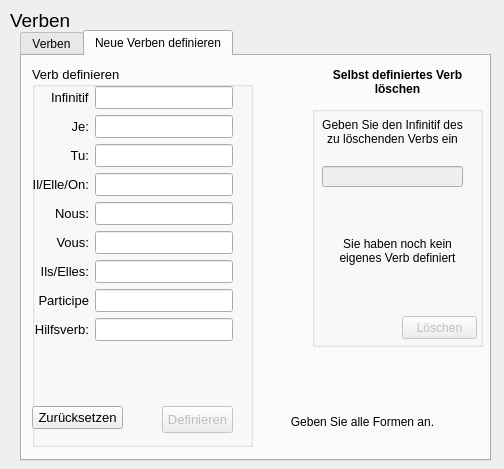
This is verbsdialog.ui in valentin12/french-verb-trainer as Qt 5 draws it before an edit. The edited form follows.
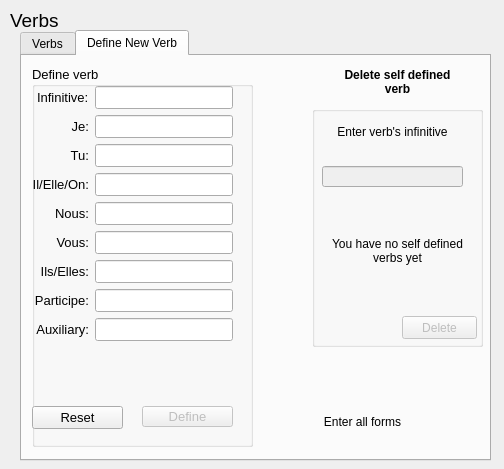
This is the edited form.

```diff
--- a/verbsdialog.ui
+++ b/verbsdialog.ui
@@ -50,7 +50,7 @@
     </font>
    </property>
    <property name="text">
-    <string>Verben</string>
+    <string>Verbs</string>
    </property>
   </widget>
   <widget class="QTabWidget" name="ui_verbs_tab">
@@ -67,7 +67,7 @@
    </property>
    <widget class="QWidget" name="ui_tab">
     <attribute name="title">
-     <string>Verben</string>
+     <string>Verbs</string>
     </attribute>
     <widget class="QGroupBox" name="StandardBox">
      <property name="geometry">
@@ -1097,7 +1097,7 @@
    </widget>
    <widget class="QWidget" name="ui_define_tab">
     <attribute name="title">
-     <string>Neue Verben definieren</string>
+     <string>Define New Verb</string>
     </attribute>
     <widget class="QLabel" name="DeleteULabel">
      <property name="geometry">
@@ -1118,7 +1118,7 @@
       </font>
      </property>
      <property name="text">
-      <string>Selbst definiertes Verb löschen</string>
+      <string>Delete self defined verb</string>
      </property>
      <property name="alignment">
       <set>Qt::AlignCenter</set>
@@ -1149,7 +1149,7 @@
        </rect>
       </property>
       <property name="text">
-       <string>Geben Sie den Infinitif des zu löschenden Verbs ein</string>
+       <string>Enter verb's infinitive</string>
       </property>
       <property name="alignment">
        <set>Qt::AlignCenter</set>
@@ -1189,7 +1189,7 @@
        </font>
       </property>
       <property name="text">
-       <string>Sie haben noch kein eigenes Verb definiert</string>
+       <string>You have no self defined verbs yet</string>
       </property>
       <property name="alignment">
        <set>Qt::AlignCenter</set>
@@ -1211,7 +1211,7 @@
        </rect>
       </property>
       <property name="text">
-       <string>Löschen</string>
+       <string>Delete</string>
       </property>
      </widget>
     </widget>
@@ -1232,7 +1232,7 @@
       </font>
      </property>
      <property name="title">
-      <string>Verb definieren</string>
+      <string>Define verb</string>
      </property>
      <widget class="QPushButton" name="ui_back_def">
       <property name="geometry">
@@ -1244,7 +1244,7 @@
        </rect>
       </property>
       <property name="text">
-       <string>Zurücksetzen</string>
+       <string>Reset</string>
       </property>
      </widget>
      <widget class="QWidget" name="layoutWidget">
@@ -1266,7 +1266,7 @@
        <item row="0" column="0">
         <widget class="QLabel" name="ui_infinitive">
          <property name="text">
-          <string>Infinitif</string>
+          <string>Infinitive:</string>
          </property>
         </widget>
        </item>
@@ -1354,7 +1354,7 @@
        <item row="7" column="0">
         <widget class="QLabel" name="ui_participe">
          <property name="text">
-          <string>Participe</string>
+          <string notr="true">Participe:</string>
          </property>
          <property name="alignment">
           <set>Qt::AlignRight|Qt::AlignTrailing|Qt::AlignVCenter</set>
@@ -1367,7 +1367,7 @@
        <item row="8" column="0">
         <widget class="QLabel" name="ui_auxiliary">
          <property name="text">
-          <string>Hilfsverb:</string>
+          <string>Auxiliary:</string>
          </property>
          <property name="alignment">
           <set>Qt::AlignRight|Qt::AlignTrailing|Qt::AlignVCenter</set>
@@ -1385,14 +1385,14 @@
       </property>
       <property name="geometry">
        <rect>
-        <x>130</x>
+        <x>110</x>
         <y>340</y>
-        <width>71</width>
-        <height>27</height>
+        <width>91</width>
+        <height>21</height>
        </rect>
       </property>
       <property name="text">
-       <string>Definieren</string>
+       <string>Define</string>
       </property>
      </widget>
     </widget>
@@ -1406,7 +1406,7 @@
       </rect>
      </property>
      <property name="text">
-      <string>Geben Sie alle Formen an.</string>
+      <string>Enter all forms</string>
      </property>
      <property name="alignment">
       <set>Qt::AlignCenter</set>
```
Left out of the diff: 114 changed lines with no effect on the pictures.
